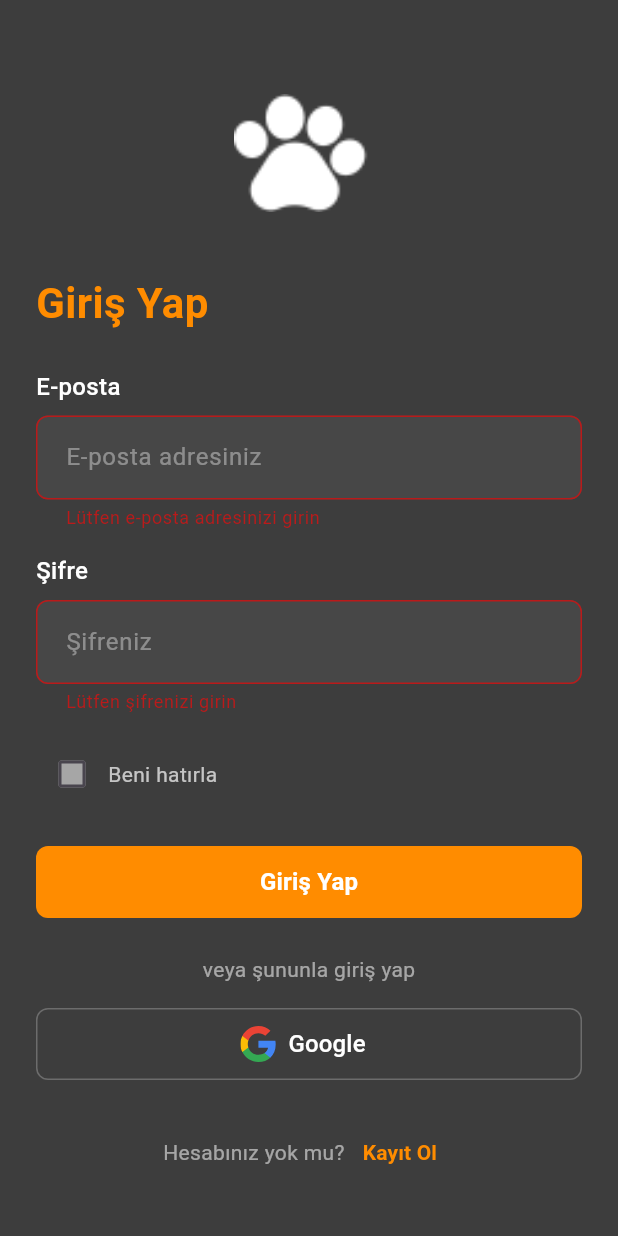
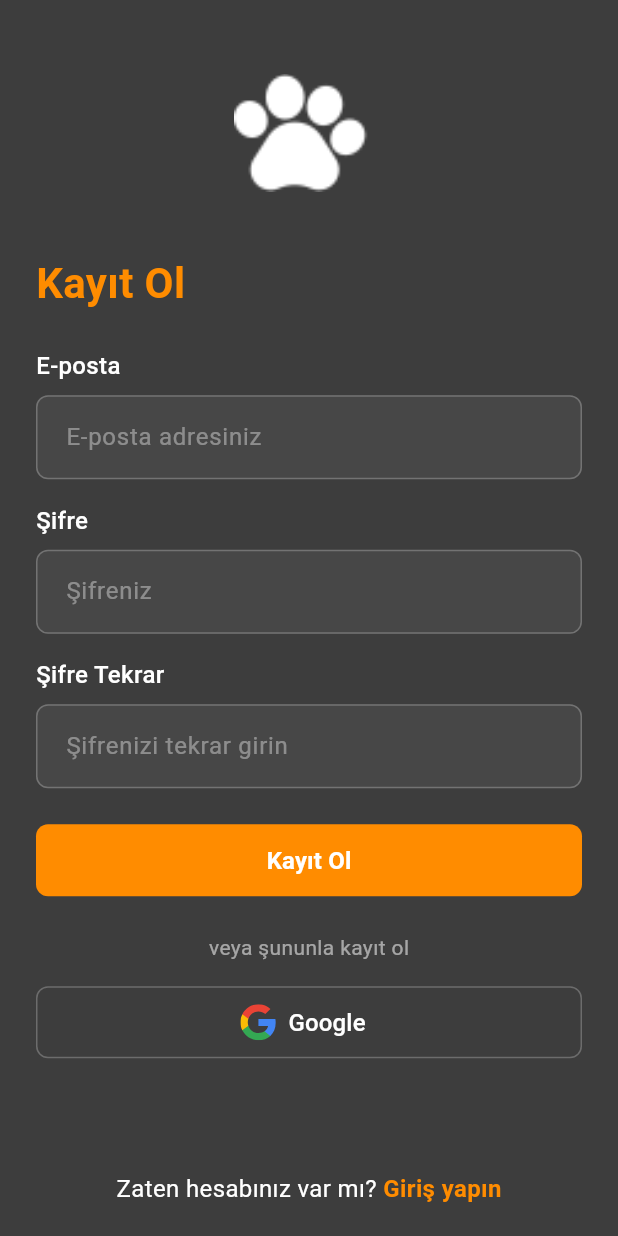
Before and after one commit to ulkukaraoglu/PetAdaptionMobileAppV2, a Flutter app: the screen it shows after launch, after a tap on "Giriş Yap", after a tap on "Kayıt Ol", on a phone screen of 412 x 824 dp. Run offline on Flutter 3.47's test engine with Material 3 defaults, Android fonts, the phone set to English and light mode, and no system bars; our stand-ins replace firebase_core, flutter_svg; accounts and stored records are empty; network calls fail.

Commit message:
design bugs fixed

```diff
--- a/lib/main.dart
+++ b/lib/main.dart
@@ -2,6 +2,8 @@ import 'package:flutter/material.dart';
 import 'package:firebase_core/firebase_core.dart';
 import 'firebase_options.dart';
 import 'screens/login_screen.dart';
+import 'screens/register_screen.dart';
+import 'screens/home_screen.dart';
 
 void main() async {
   WidgetsFlutterBinding.ensureInitialized();
@@ -39,7 +41,12 @@ class MyApp extends StatelessWidget {
         // tested with just a hot reload.
         colorScheme: ColorScheme.fromSeed(seedColor: Colors.deepPurple),
       ),
-      home: LoginScreen(),
+      initialRoute: '/login',
+      routes: {
+        '/login': (context) => LoginScreen(),
+        '/register': (context) => RegisterScreen(),
+        '/home': (context) => HomeScreen(),
+      },
     );
   }
 }
--- a/lib/screens/login_screen.dart
+++ b/lib/screens/login_screen.dart
@@ -1,5 +1,6 @@
 import 'package:flutter/material.dart';
 import 'package:flutter_svg/flutter_svg.dart';
+import './register_screen.dart';
 
 class LoginScreen extends StatefulWidget {
   @override
@@ -11,12 +12,31 @@ class _LoginScreenState extends State<LoginScreen> {
   String _email = '';
   String _password = '';
 
+  // Controller'ları ekleyelim
+  final TextEditingController _emailController = TextEditingController();
+  final TextEditingController _passwordController = TextEditingController();
+
   // Renk tanımlamaları
   final Color primaryOrange = Color(0xFFFF8C00);
   final Color darkGrey = Color(0xFF333333);
   final Color modalBackground = Color(0xFF333333).withOpacity(0.95);
   final Color inputTextColor = Colors.white70;
   final Color placeholderColor = Colors.white38;
+
+  @override
+  void dispose() {
+    _emailController.dispose();
+    _passwordController.dispose();
+    super.dispose();
+  }
+
+  // Form alanlarını temizleme fonksiyonu
+  void _clearForm() {
+    _emailController.clear();
+    _passwordController.clear();
+    // Form durumunu sıfırla
+    _formKey.currentState?.reset();
+  }
 
   @override
   Widget build(BuildContext context) {
@@ -64,9 +84,14 @@ class _LoginScreenState extends State<LoginScreen> {
                     ),
                     SizedBox(height: 8),
                     TextFormField(
+                      controller: _emailController,
                       decoration: InputDecoration(
                         hintText: 'E-posta adresiniz',
                         hintStyle: TextStyle(color: Colors.white38),
+                        errorStyle: TextStyle(
+                          color: Colors.red[400],
+                          fontSize: 12,
+                        ),
                         border: OutlineInputBorder(
                           borderRadius: BorderRadius.circular(8),
                         ),
@@ -86,7 +111,11 @@ class _LoginScreenState extends State<LoginScreen> {
                       keyboardType: TextInputType.emailAddress,
                       validator: (value) {
                         if (value == null || value.isEmpty) {
-                          return 'Lütfen e-posta adresinizi girin';
+                          return 'E-posta adresi boş bırakılamaz';
+                        }
+                        final emailRegex = RegExp(r'^[\w-\.]+@([\w-]+\.)+[\w-]{2,4}$');
+                        if (!emailRegex.hasMatch(value)) {
+                          return 'Geçerli bir e-posta adresi giriniz';
                         }
                         return null;
                       },
@@ -103,9 +132,14 @@ class _LoginScreenState extends State<LoginScreen> {
                     ),
                     SizedBox(height: 8),
                     TextFormField(
+                      controller: _passwordController,
                       decoration: InputDecoration(
                         hintText: 'Şifreniz',
                         hintStyle: TextStyle(color: Colors.white38),
+                        errorStyle: TextStyle(
+                          color: Colors.red[400],
+                          fontSize: 12,
+                        ),
                         border: OutlineInputBorder(
                           borderRadius: BorderRadius.circular(8),
                         ),
@@ -125,7 +159,10 @@ class _LoginScreenState extends State<LoginScreen> {
                       obscureText: true,
                       validator: (value) {
                         if (value == null || value.isEmpty) {
-                          return 'Lütfen şifrenizi girin';
+                          return 'Şifre boş bırakılamaz';
+                        }
+                        if (value.length < 6) {
+                          return 'Şifre en az 6 karakter olmalıdır';
                         }
                         return null;
                       },
@@ -165,6 +202,7 @@ class _LoginScreenState extends State<LoginScreen> {
                           if (_formKey.currentState!.validate()) {
                             _formKey.currentState!.save();
                             // Giriş işlemleri
+                            Navigator.pushReplacementNamed(context, '/home');
                           }
                         },
                         style: ElevatedButton.styleFrom(
@@ -234,7 +272,13 @@ class _LoginScreenState extends State<LoginScreen> {
                         ),
                         TextButton(
                           onPressed: () {
-                            // Kayıt sayfasına yönlendirme
+                            _clearForm(); // Form alanlarını ve hata mesajlarını temizle
+                            Navigator.push(
+                              context,
+                              MaterialPageRoute(
+                                builder: (context) => RegisterScreen(),
+                              ),
+                            );
                           },
                           child: Text(
                             'Kayıt Ol',
--- /dev/null
+++ b/lib/screens/register_screen.dart
@@ -0,0 +1,345 @@
+import 'package:flutter/material.dart';
+import 'package:flutter_svg/flutter_svg.dart';
+
+class RegisterScreen extends StatefulWidget {
+  @override
+  _RegisterScreenState createState() => _RegisterScreenState();
+}
+
+class _RegisterScreenState extends State<RegisterScreen> {
+  final _formKey = GlobalKey<FormState>();
+  String _email = '';
+  String _password = '';
+  String _confirmPassword = '';
+
+  // Şifre kontrolü için TextEditingController'lar
+  final TextEditingController _passwordController = TextEditingController();
+  final TextEditingController _confirmPasswordController = TextEditingController();
+
+  // Controller'ları ekleyelim
+  final TextEditingController _emailController = TextEditingController();
+
+  @override
+  void dispose() {
+    _emailController.dispose();
+    _passwordController.dispose();
+    _confirmPasswordController.dispose();
+    super.dispose();
+  }
+
+  // Form alanlarını temizleme fonksiyonu
+  void _clearForm() {
+    _emailController.clear();
+    _passwordController.clear();
+    _confirmPasswordController.clear();
+    // Form durumunu sıfırla
+    _formKey.currentState?.reset();
+  }
+
+  // Renk tanımlamaları (login screen ile aynı)
+  final Color primaryOrange = Color(0xFFFF8C00);
+  final Color darkGrey = Color(0xFF333333);
+  final Color modalBackground = Color(0xFF333333).withOpacity(0.95);
+  final Color inputTextColor = Colors.white70;
+  final Color placeholderColor = Colors.white38;
+
+  @override
+  Widget build(BuildContext context) {
+    return Scaffold(
+      backgroundColor: modalBackground,
+      body: SafeArea(
+        child: Stack(
+          children: [
+            Center(
+              child: Container(
+                constraints: BoxConstraints(maxWidth: 400),
+                margin: EdgeInsets.symmetric(horizontal: 24.0),
+                child: SingleChildScrollView(
+                  child: Form(
+                    key: _formKey,
+                    child: Column(
+                      mainAxisSize: MainAxisSize.min,
+                      crossAxisAlignment: CrossAxisAlignment.start,
+                      children: [
+                        Center(
+                          child: Padding(
+                            padding: EdgeInsets.only(top: 20, bottom: 30),
+                            child: Image.asset(
+                              'assets/images/logo.png',
+                              height: 100,
+                              width: 100,
+                              fit: BoxFit.contain,
+                            ),
+                          ),
+                        ),
+                        Text(
+                          'Kayıt Ol',
+                          style: TextStyle(
+                            color: primaryOrange,
+                            fontSize: 28,
+                            fontWeight: FontWeight.bold,
+                          ),
+                        ),
+                        SizedBox(height: 24),
+                        Text(
+                          'E-posta',
+                          style: TextStyle(
+                            color: Colors.white,
+                            fontSize: 16,
+                            fontWeight: FontWeight.w500,
+                          ),
+                        ),
+                        SizedBox(height: 8),
+                        TextFormField(
+                          controller: _emailController,
+                          decoration: InputDecoration(
+                            hintText: 'E-posta adresiniz',
+                            hintStyle: TextStyle(color: Colors.white38),
+                            errorStyle: TextStyle(
+                              color: Colors.red[400],
+                              fontSize: 12,
+                            ),
+                            border: OutlineInputBorder(
+                              borderRadius: BorderRadius.circular(8),
+                            ),
+                            enabledBorder: OutlineInputBorder(
+                              borderRadius: BorderRadius.circular(8),
+                              borderSide: BorderSide(color: Colors.white24),
+                            ),
+                            focusedBorder: OutlineInputBorder(
+                              borderRadius: BorderRadius.circular(8),
+                              borderSide: BorderSide(color: primaryOrange, width: 2),
+                            ),
+                            filled: true,
+                            fillColor: Colors.white.withOpacity(0.05),
+                            contentPadding: EdgeInsets.symmetric(horizontal: 16, vertical: 16),
+                          ),
+                          style: TextStyle(color: Colors.white),
+                          keyboardType: TextInputType.emailAddress,
+                          validator: (value) {
+                            if (value == null || value.isEmpty) {
+                              return 'E-posta adresi boş bırakılamaz';
+                            }
+                            final emailRegex = RegExp(r'^[\w-\.]+@([\w-]+\.)+[\w-]{2,4}$');
+                            if (!emailRegex.hasMatch(value)) {
+                              return 'Geçerli bir e-posta adresi giriniz';
+                            }
+                            return null;
+                          },
+                          onSaved: (value) => _email = value!,
+                        ),
+                        SizedBox(height: 16),
+                        Text(
+                          'Şifre',
+                          style: TextStyle(
+                            color: Colors.white,
+                            fontSize: 16,
+                            fontWeight: FontWeight.w500,
+                          ),
+                        ),
+                        SizedBox(height: 8),
+                        TextFormField(
+                          controller: _passwordController,
+                          decoration: InputDecoration(
+                            hintText: 'Şifreniz',
+                            hintStyle: TextStyle(color: Colors.white38),
+                            errorStyle: TextStyle(
+                              color: Colors.red[400],
+                              fontSize: 12,
+                            ),
+                            border: OutlineInputBorder(
+                              borderRadius: BorderRadius.circular(8),
+                            ),
+                            enabledBorder: OutlineInputBorder(
+                              borderRadius: BorderRadius.circular(8),
+                              borderSide: BorderSide(color: Colors.white24),
+                            ),
+                            focusedBorder: OutlineInputBorder(
+                              borderRadius: BorderRadius.circular(8),
+                              borderSide: BorderSide(color: primaryOrange, width: 2),
+                            ),
+                            filled: true,
+                            fillColor: Colors.white.withOpacity(0.05),
+                            contentPadding: EdgeInsets.symmetric(horizontal: 16, vertical: 16),
+                          ),
+                          style: TextStyle(color: Colors.white),
+                          obscureText: true,
+                          validator: (value) {
+                            if (value == null || value.isEmpty) {
+                              return 'Şifre boş bırakılamaz';
+                            }
+                            if (value.length < 6) {
+                              return 'Şifre en az 6 karakter olmalıdır';
+                            }
+                            return null;
+                          },
+                          onSaved: (value) => _password = value!,
+                        ),
+                        SizedBox(height: 16),
+                        Text(
+                          'Şifre Tekrar',
+                          style: TextStyle(
+                            color: Colors.white,
+                            fontSize: 16,
+                            fontWeight: FontWeight.w500,
+                          ),
+                        ),
+                        SizedBox(height: 8),
+                        TextFormField(
+                          controller: _confirmPasswordController,
+                          decoration: InputDecoration(
+                            hintText: 'Şifrenizi tekrar girin',
+                            hintStyle: TextStyle(color: Colors.white38),
+                            errorStyle: TextStyle(
+                              color: Colors.red[400],
+                              fontSize: 12,
+                            ),
+                            border: OutlineInputBorder(
+                              borderRadius: BorderRadius.circular(8),
+                            ),
+                            enabledBorder: OutlineInputBorder(
+                              borderRadius: BorderRadius.circular(8),
+                              borderSide: BorderSide(color: Colors.white24),
+                            ),
+                            focusedBorder: OutlineInputBorder(
+                              borderRadius: BorderRadius.circular(8),
+                              borderSide: BorderSide(color: primaryOrange, width: 2),
+                            ),
+                            filled: true,
+                            fillColor: Colors.white.withOpacity(0.05),
+                            contentPadding: EdgeInsets.symmetric(horizontal: 16, vertical: 16),
+                          ),
+                          style: TextStyle(color: Colors.white),
+                          obscureText: true,
+                          validator: (value) {
+                            if (value == null || value.isEmpty) {
+                              return 'Şifrenizi tekrar giriniz';
+                            }
+                            if (value != _passwordController.text) {
+                              return 'Şifreler eşleşmiyor';
+                            }
+                            return null;
+                          },
+                          onSaved: (value) => _confirmPassword = value!,
+                        ),
+                        SizedBox(height: 24),
+                        SizedBox(
+                          width: double.infinity,
+                          height: 48,
+                          child: ElevatedButton(
+                            onPressed: () {
+                              if (_formKey.currentState!.validate()) {
+                                _formKey.currentState!.save();
+                                if (_password != _confirmPassword) {
+                                  ScaffoldMessenger.of(context).showSnackBar(
+                                    SnackBar(
+                                      content: Text('Şifreler eşleşmiyor!'),
+                                      backgroundColor: Colors.red,
+                                    ),
+                                  );
+                                  return;
+                                }
+                                // Kayıt işlemleri
+                                Navigator.pushReplacementNamed(context, '/home');
+                              }
+                            },
+                            style: ElevatedButton.styleFrom(
+                              backgroundColor: primaryOrange,
+                              shape: RoundedRectangleBorder(
+                                borderRadius: BorderRadius.circular(8),
+                              ),
+                              elevation: 0,
+                            ),
+                            child: Text(
+                              'Kayıt Ol',
+                              style: TextStyle(
+                                color: Colors.white,
+                                fontSize: 16,
+                                fontWeight: FontWeight.bold,
+                              ),
+                            ),
+                          ),
+                        ),
+                        SizedBox(height: 24),
+                        Center(
+                          child: Text(
+                            'veya şununla kayıt ol',
+                            style: TextStyle(
+                              color: Colors.white54,
+                              fontSize: 14,
+                            ),
+                          ),
+                        ),
+                        SizedBox(height: 16),
+                        Container(
+                          width: double.infinity,
+                          height: 48,
+                          child: OutlinedButton.icon(
+                            icon: SvgPicture.asset(
+                              'assets/icons/google-icon.svg',
+                              height: 24,
+                              width: 24,
+                            ),
+                            label: Text(
+                              'Google',
+                              style: TextStyle(
+                                color: Colors.white,
+                                fontSize: 16,
+                              ),
+                            ),
+                            onPressed: () {
+                              // Google ile kayıt işlemi
+                            },
+                            style: OutlinedButton.styleFrom(
+                              side: BorderSide(color: Colors.white24),
+                              shape: RoundedRectangleBorder(
+                                borderRadius: BorderRadius.circular(8),
+                              ),
+                            ),
+                          ),
+                        ),
+                        SizedBox(height: 100), // Login linki için boşluk bırakıyoruz
+                      ],
+                    ),
+                  ),
+                ),
+              ),
+            ),
+            Positioned(
+              bottom: 20,
+              left: 0,
+              right: 0,
+              child: Center(
+                child: Row(
+                  mainAxisSize: MainAxisSize.min,
+                  children: [
+                    Text(
+                      'Zaten hesabınız var mı? ',
+                      style: TextStyle(
+                        color: Colors.white,
+                        fontSize: 16,
+                      ),
+                    ),
+                    GestureDetector(
+                      onTap: () {
+                        Navigator.pushReplacementNamed(context, '/login');
+                      },
+                      child: Text(
+                        'Giriş yapın',
+                        style: TextStyle(
+                          color: primaryOrange,
+                          fontSize: 16,
+                          fontWeight: FontWeight.bold,
+                        ),
+                      ),
+                    ),
+                  ],
+                ),
+              ),
+            ),
+          ],
+        ),
+      ),
+    );
+  }
+}
```
Also changed, not shown: lib/screens/home_screen.dart (added, +208 -0 lines).
